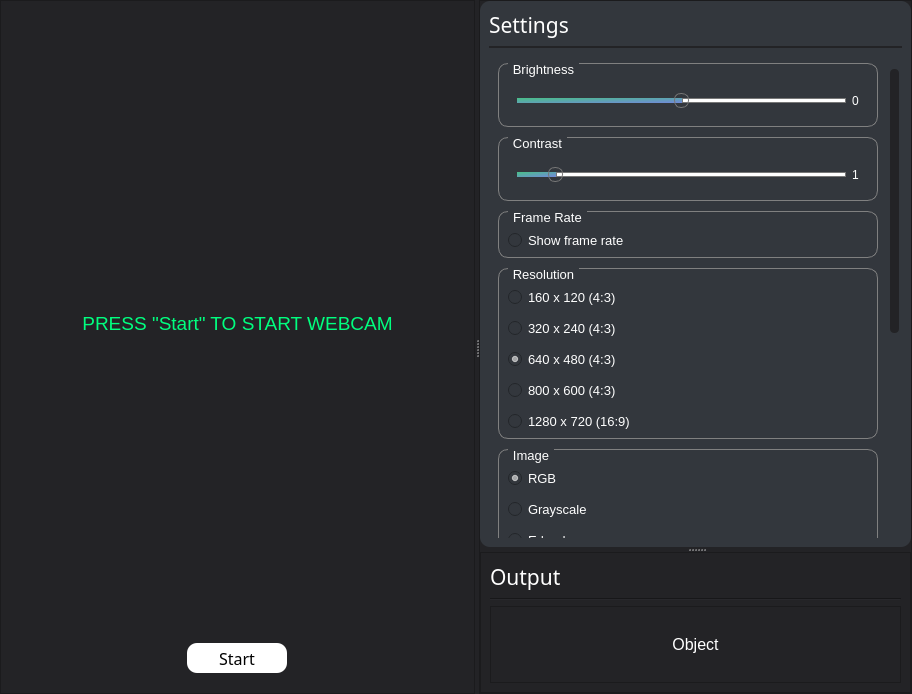
First picture: the form in GUI/ui_mainPage.ui, repository Tobias-Mauritzon/DAT067, before the edit.
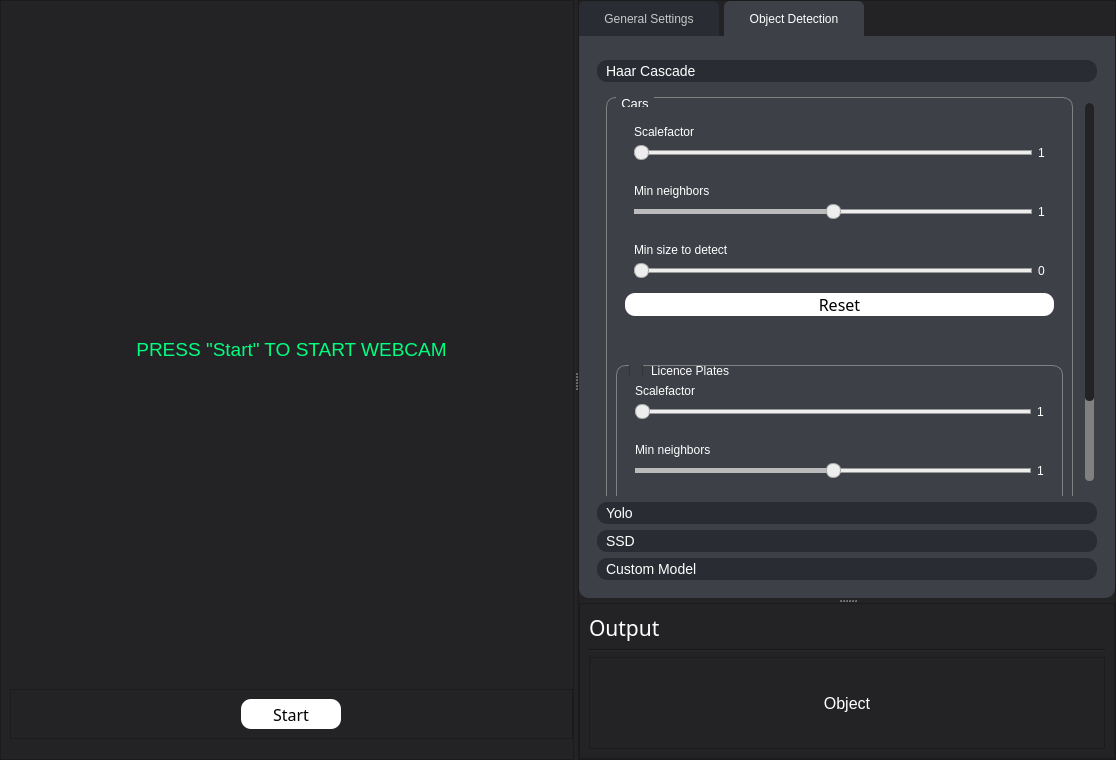
Second picture: the form after the edit. The open tabs and pages were chosen to show the change.

Commit message: delade upp settings i två delar, man kan toggla licence plates

The edit to the form file:
```diff
--- a/GUI/ui_mainPage.ui
+++ b/GUI/ui_mainPage.ui
@@ -6,8 +6,8 @@
    <rect>
     <x>0</x>
     <y>0</y>
-    <width>912</width>
-    <height>694</height>
+    <width>1116</width>
+    <height>760</height>
    </rect>
   </property>
   <property name="windowTitle">
@@ -22,6 +22,7 @@
 
 QGroupBox {
     border: 1px solid gray;
+	border-radius:10;
     margin-top: 0.5em;
 }
 
@@ -37,77 +38,6 @@
 }
 
 
-/* VERTICAL SCROLLBAR */
-QScrollBar:vertical
- {
-     background-color: red;
-     width: 15px;
-     margin: 15px 3px 15px 3px;
-     border: 1px transparent #2A2929;
-     border-radius: 4px;
- }
-
-/*  HANDLE BAR VERTICAL */
- QScrollBar::handle:vertical
- {
-     background-color: rgb(35, 35, 38);         /* Handle color */
-     min-height: 5px;
-     border-radius: 4px;
- }
-
-QScrollBar::handle:vertical:hover{	
-	background-color: #0D0D0D;
-}
-QScrollBar::handle:vertical:pressed {	
-	background-color: #0D0D0D;
-}
-
- QScrollBar::up-arrow:vertical, QScrollBar::down-arrow:vertical
- {
-     background: none;
- }
-
-
- QScrollBar::add-page:vertical, QScrollBar::sub-page:vertical
- {
-     background: none;
- }
-
-/* Disable top and bottom arrows*/
-QScrollBar::add-line:vertical {
-      border: none;
-      background: none;
-}
-
-QScrollBar::sub-line:vertical {
-      border: none;
-      background: none;
-}
-
-
-/*Slider*/
-
-
-/*
-QSlider::groove:horizontal { 
-	background-color: black;
-	border: 0px solid; 
-	height: 5px; 
-	border-radius: 4px;
-}
-
-QSlider::handle:horizontal { 
-	background-color: white; 
-	border: 2px solid; 
-	width: 10px; 
-	height: 20px; 
-	line-height: 20px; 
-	margin-top: -5px; 
-	margin-bottom: -5px; 
-	border-radius: 7px; 
-}
-*/
-
 QSlider::groove:horizontal {
 	background: white;
 	height: 5px;
@@ -172,10 +102,7 @@
 	background-color: #bcbcbc;
 }</string>
   </property>
-  <layout class="QVBoxLayout" name="verticalLayout_12">
-   <property name="spacing">
-    <number>0</number>
-   </property>
+  <layout class="QGridLayout" name="gridLayout">
    <property name="leftMargin">
     <number>0</number>
    </property>
@@ -188,7 +115,7 @@
    <property name="bottomMargin">
     <number>0</number>
    </property>
-   <item>
+   <item row="0" column="0">
     <widget class="QSplitter" name="Splitter_frame">
      <property name="styleSheet">
       <string notr="true"/>
@@ -219,6 +146,18 @@
        <enum>QFrame::Raised</enum>
       </property>
       <layout class="QVBoxLayout" name="verticalLayout">
+       <property name="spacing">
+        <number>0</number>
+       </property>
+       <property name="leftMargin">
+        <number>9</number>
+       </property>
+       <property name="topMargin">
+        <number>9</number>
+       </property>
+       <property name="rightMargin">
+        <number>0</number>
+       </property>
        <property name="bottomMargin">
         <number>20</number>
        </property>
@@ -268,6 +207,27 @@
          </property>
         </widget>
        </item>
+       <item>
+        <widget class="QFrame" name="frame_8">
+         <property name="sizePolicy">
+          <sizepolicy hsizetype="Preferred" vsizetype="Preferred">
+           <horstretch>0</horstretch>
+           <verstretch>0</verstretch>
+          </sizepolicy>
+         </property>
+         <property name="maximumSize">
+          <size>
+           <width>16777215</width>
+           <height>50</height>
+          </size>
+         </property>
+         <property name="frameShape">
+          <enum>QFrame::StyledPanel</enum>
+         </property>
+         <property name="frameShadow">
+          <enum>QFrame::Raised</enum>
+         </property>
+         <layout class="QVBoxLayout" name="verticalLayout_15">
        <item alignment="Qt::AlignHCenter">
         <widget class="QPushButton" name="Button_startCam">
          <property name="sizePolicy">
@@ -303,6 +263,9 @@
        </item>
       </layout>
      </widget>
+       </item>
+      </layout>
+     </widget>
      <widget class="QFrame" name="sidePanel">
       <property name="enabled">
        <bool>true</bool>
@@ -386,10 +349,131 @@
             <height>0</height>
            </size>
           </property>
+          <property name="autoFillBackground">
+           <bool>false</bool>
+          </property>
           <property name="styleSheet">
-           <string notr="true">background-color: rgb(51, 55, 61); 
-border-radius: 10;
+           <string notr="true">QTabWidget::pane {
+	background-color: transparent;
+}
 
+QFrame{
+	background-color:transparent; 
+	border-radius:10;
+}
+
+QTabBar::tab {
+	font-size:9pt;
+	height: 35px;
+	width: 140px;
+	background-color: rgb(61, 65, 71);
+	color: white;
+	padding: 0px;
+	border-top-left-radius: 6px;
+	border-top-right-radius: 6px;
+    margin-right:5px;
+
+}
+
+QTabBar::tab:!selected{
+	background-color: rgb(41, 45, 51);
+	color: rgb(200, 200, 200);
+}
+
+QToolBox::tab{
+	background-color: rgb(41,45,51);
+	border-radius:10px;
+	padding-left:5;
+	font-size: 14px;
+	
+}
+
+</string>
+          </property>
+          <property name="frameShape">
+           <enum>QFrame::StyledPanel</enum>
+          </property>
+          <property name="frameShadow">
+           <enum>QFrame::Raised</enum>
+          </property>
+          <property name="lineWidth">
+           <number>1</number>
+          </property>
+          <layout class="QVBoxLayout" name="verticalLayout_12">
+           <property name="spacing">
+            <number>0</number>
+           </property>
+           <property name="leftMargin">
+            <number>0</number>
+           </property>
+           <property name="topMargin">
+            <number>0</number>
+           </property>
+           <property name="rightMargin">
+            <number>0</number>
+           </property>
+           <property name="bottomMargin">
+            <number>0</number>
+           </property>
+           <item>
+            <widget class="QTabWidget" name="tabWidget">
+             <property name="minimumSize">
+              <size>
+               <width>0</width>
+               <height>0</height>
+              </size>
+             </property>
+             <property name="autoFillBackground">
+              <bool>false</bool>
+             </property>
+             <property name="styleSheet">
+              <string notr="true"/>
+             </property>
+             <property name="tabPosition">
+              <enum>QTabWidget::North</enum>
+             </property>
+             <property name="tabShape">
+              <enum>QTabWidget::Rounded</enum>
+             </property>
+             <property name="currentIndex">
+              <number>0</number>
+             </property>
+             <property name="usesScrollButtons">
+              <bool>true</bool>
+             </property>
+             <widget class="QWidget" name="tab_GeneralSettings">
+              <property name="autoFillBackground">
+               <bool>false</bool>
+              </property>
+              <attribute name="title">
+               <string>General Settings</string>
+              </attribute>
+              <layout class="QVBoxLayout" name="verticalLayout_16">
+               <property name="leftMargin">
+                <number>0</number>
+               </property>
+               <property name="topMargin">
+                <number>0</number>
+               </property>
+               <property name="rightMargin">
+                <number>0</number>
+               </property>
+               <property name="bottomMargin">
+                <number>0</number>
+               </property>
+               <item>
+                <widget class="QFrame" name="frame_9">
+                 <property name="autoFillBackground">
+                  <bool>false</bool>
+                 </property>
+                 <property name="styleSheet">
+                  <string notr="true">*{
+	background-color: rgb(61, 65, 71);
+}
+QFrame{
+	border-top-left-radius:0;
+	border-top-right-radius:0;
+}
 </string>
           </property>
           <property name="frameShape">
@@ -399,50 +483,9 @@
            <enum>QFrame::Raised</enum>
           </property>
           <layout class="QVBoxLayout" name="verticalLayout_3">
-           <property name="topMargin">
+                  <property name="leftMargin">
             <number>9</number>
            </property>
-           <item>
-            <widget class="QLabel" name="label">
-             <property name="sizePolicy">
-              <sizepolicy hsizetype="Ignored" vsizetype="Maximum">
-               <horstretch>0</horstretch>
-               <verstretch>0</verstretch>
-              </sizepolicy>
-             </property>
-             <property name="font">
-              <font>
-               <family>Rockwell</family>
-               <pointsize>16</pointsize>
-              </font>
-             </property>
-             <property name="styleSheet">
-              <string notr="true"/>
-             </property>
-             <property name="text">
-              <string>Settings</string>
-             </property>
-             <property name="alignment">
-              <set>Qt::AlignLeading|Qt::AlignLeft|Qt::AlignVCenter</set>
-             </property>
-            </widget>
-           </item>
-           <item>
-            <widget class="Line" name="line_2">
-             <property name="maximumSize">
-              <size>
-               <width>16777215</width>
-               <height>2</height>
-              </size>
-             </property>
-             <property name="styleSheet">
-              <string notr="true">background-color: rgb(35, 35, 38);</string>
-             </property>
-             <property name="orientation">
-              <enum>Qt::Horizontal</enum>
-             </property>
-            </widget>
-           </item>
            <item>
             <widget class="QScrollArea" name="scrollArea">
              <property name="sizePolicy">
@@ -467,7 +510,53 @@
               <bool>false</bool>
              </property>
              <property name="styleSheet">
-              <string notr="true"/>
+                     <string notr="true">
+/* VERTICAL SCROLLBAR */
+QScrollBar:vertical
+ {
+     background-color: gray;
+     width: 15px;
+     margin: 15px 3px 15px 3px;
+     border: 1px transparent #2A2929;
+     border-radius: 4px;
+ }
+
+/*  HANDLE BAR VERTICAL */
+ QScrollBar::handle:vertical
+ {
+     background-color: rgb(35, 35, 38);         /* Handle color */
+     min-height: 5px;
+     border-radius: 4px;
+ }
+
+QScrollBar::handle:vertical:hover{	
+	background-color: #0D0D0D;
+}
+QScrollBar::handle:vertical:pressed {	
+	background-color: #0D0D0D;
+}
+
+ QScrollBar::up-arrow:vertical, QScrollBar::down-arrow:vertical
+ {
+     background: none;
+ }
+
+
+ QScrollBar::add-page:vertical, QScrollBar::sub-page:vertical
+ {
+     background: none;
+ }
+
+/* Disable top and bottom arrows*/
+QScrollBar::add-line:vertical {
+      border: none;
+      background: none;
+}
+
+QScrollBar::sub-line:vertical {
+      border: none;
+      background: none;
+}</string>
              </property>
              <property name="verticalScrollBarPolicy">
               <enum>Qt::ScrollBarAsNeeded</enum>
@@ -485,9 +574,9 @@
               <property name="geometry">
                <rect>
                 <x>0</x>
-                <y>-362</y>
-                <width>419</width>
-                <height>851</height>
+                       <y>0</y>
+                       <width>530</width>
+                       <height>613</height>
                </rect>
               </property>
               <property name="sizePolicy">
@@ -496,6 +585,9 @@
                 <verstretch>0</verstretch>
                </sizepolicy>
               </property>
+                     <property name="styleSheet">
+                      <string notr="true"/>
+                     </property>
               <layout class="QVBoxLayout" name="verticalLayout_4">
                <item alignment="Qt::AlignTop">
                 <widget class="QFrame" name="frame_2">
@@ -1023,54 +1115,266 @@
                     </property>
                    </widget>
                   </item>
+                        </layout>
+                       </widget>
+                      </item>
+                     </layout>
+                    </widget>
+                   </widget>
+                  </item>
+                 </layout>
+                </widget>
+               </item>
+              </layout>
+             </widget>
+             <widget class="QWidget" name="tab_6">
+              <attribute name="title">
+               <string>Object Detection</string>
+              </attribute>
+              <layout class="QVBoxLayout" name="verticalLayout_20">
+               <property name="spacing">
+                <number>0</number>
+               </property>
+               <property name="leftMargin">
+                <number>0</number>
+               </property>
+               <property name="topMargin">
+                <number>0</number>
+               </property>
+               <property name="rightMargin">
+                <number>0</number>
+               </property>
+               <property name="bottomMargin">
+                <number>0</number>
+               </property>
                   <item>
-                   <widget class="QLabel" name="label_7">
-                    <property name="font">
-                     <font>
-                      <family>Rockwell</family>
-                      <pointsize>16</pointsize>
-                     </font>
+                <widget class="QFrame" name="frame_10">
+                 <property name="autoFillBackground">
+                  <bool>false</bool>
                     </property>
                     <property name="styleSheet">
-                     <string notr="true"/>
-                    </property>
-                    <property name="text">
-                     <string>Models</string>
-                    </property>
-                   </widget>
-                  </item>
+                  <string notr="true">*{
+	background-color: rgb(61, 65, 71);
+}
+QFrame{
+	border-top-left-radius:0;
+	border-top-right-radius:0;
+}
+</string>
+                 </property>
+                 <property name="frameShape">
+                  <enum>QFrame::StyledPanel</enum>
+                 </property>
+                 <property name="frameShadow">
+                  <enum>QFrame::Raised</enum>
+                 </property>
+                 <layout class="QVBoxLayout" name="verticalLayout_17">
+                  <property name="leftMargin">
+                   <number>9</number>
+                  </property>
                   <item>
-                   <widget class="Line" name="line_3">
+                   <widget class="QScrollArea" name="scrollArea_2">
+                    <property name="sizePolicy">
+                     <sizepolicy hsizetype="Expanding" vsizetype="Preferred">
+                      <horstretch>0</horstretch>
+                      <verstretch>0</verstretch>
+                     </sizepolicy>
+                    </property>
+                    <property name="minimumSize">
+                     <size>
+                      <width>0</width>
+                      <height>0</height>
+                     </size>
+                    </property>
                     <property name="maximumSize">
                      <size>
                       <width>16777215</width>
-                      <height>2</height>
+                      <height>16777215</height>
                      </size>
                     </property>
+                    <property name="autoFillBackground">
+                     <bool>false</bool>
+                    </property>
                     <property name="styleSheet">
-                     <string notr="true">background-color: rgb(35, 35, 38);</string>
+                     <string notr="true">
+/* VERTICAL SCROLLBAR */
+QScrollBar:vertical
+ {
+     background-color: gray;
+     width: 15px;
+     margin: 15px 3px 15px 3px;
+     border: 1px transparent #2A2929;
+     border-radius: 4px;
+ }
+
+/*  HANDLE BAR VERTICAL */
+ QScrollBar::handle:vertical
+ {
+     background-color: rgb(35, 35, 38);         /* Handle color */
+     min-height: 5px;
+     border-radius: 4px;
+ }
+
+QScrollBar::handle:vertical:hover{	
+	background-color: #0D0D0D;
+}
+QScrollBar::handle:vertical:pressed {	
+	background-color: #0D0D0D;
+}
+
+ QScrollBar::up-arrow:vertical, QScrollBar::down-arrow:vertical
+ {
+     background: none;
+ }
+
+
+ QScrollBar::add-page:vertical, QScrollBar::sub-page:vertical
+ {
+     background: none;
+ }
+
+/* Disable top and bottom arrows*/
+QScrollBar::add-line:vertical {
+      border: none;
+      background: none;
+}
+
+QScrollBar::sub-line:vertical {
+      border: none;
+      background: none;
+}</string>
                     </property>
-                    <property name="orientation">
-                     <enum>Qt::Horizontal</enum>
+                    <property name="verticalScrollBarPolicy">
+                     <enum>Qt::ScrollBarAsNeeded</enum>
                     </property>
+                    <property name="horizontalScrollBarPolicy">
+                     <enum>Qt::ScrollBarAlwaysOff</enum>
+                    </property>
+                    <property name="widgetResizable">
+                     <bool>true</bool>
+                    </property>
+                    <property name="alignment">
+                     <set>Qt::AlignLeading|Qt::AlignLeft|Qt::AlignTop</set>
+                    </property>
+                    <widget class="QWidget" name="scrollAreaWidgetContents_2">
+                     <property name="geometry">
+                      <rect>
+                       <x>0</x>
+                       <y>0</y>
+                       <width>545</width>
+                       <height>546</height>
+                      </rect>
+                     </property>
+                     <property name="sizePolicy">
+                      <sizepolicy hsizetype="Preferred" vsizetype="Preferred">
+                       <horstretch>0</horstretch>
+                       <verstretch>0</verstretch>
+                      </sizepolicy>
+                     </property>
+                     <property name="styleSheet">
+                      <string notr="true"/>
+                     </property>
+                     <layout class="QVBoxLayout" name="verticalLayout_18">
+                      <item alignment="Qt::AlignTop">
+                       <widget class="QFrame" name="frame_11">
+                        <property name="minimumSize">
+                         <size>
+                          <width>0</width>
+                          <height>0</height>
+                         </size>
+                        </property>
+                        <property name="maximumSize">
+                         <size>
+                          <width>16777215</width>
+                          <height>16777215</height>
+                         </size>
+                        </property>
+                        <property name="styleSheet">
+                         <string notr="true"/>
+                        </property>
+                        <property name="frameShape">
+                         <enum>QFrame::StyledPanel</enum>
+                        </property>
+                        <property name="frameShadow">
+                         <enum>QFrame::Raised</enum>
+                        </property>
+                        <layout class="QVBoxLayout" name="verticalLayout_19">
+                         <property name="spacing">
+                          <number>10</number>
+                         </property>
+                         <property name="leftMargin">
+                          <number>0</number>
+                         </property>
+                         <property name="topMargin">
+                          <number>0</number>
+                         </property>
+                         <property name="rightMargin">
+                          <number>0</number>
+                         </property>
+                         <property name="bottomMargin">
+                          <number>0</number>
+                         </property>
+                        </layout>
                    </widget>
                   </item>
                   <item>
-                   <widget class="QGroupBox" name="groupBox_HaarCascade">
-                    <property name="enabled">
-                     <bool>false</bool>
-                    </property>
-                    <property name="font">
-                     <font>
-                      <pointsize>10</pointsize>
-                     </font>
-                    </property>
-                    <property name="title">
+                       <widget class="QToolBox" name="toolBox">
+                        <property name="styleSheet">
+                         <string notr="true"/>
+                        </property>
+                        <property name="currentIndex">
+                         <number>0</number>
+                        </property>
+                        <widget class="QWidget" name="page">
+                         <property name="geometry">
+                          <rect>
+                           <x>0</x>
+                           <y>-103</y>
+                           <width>512</width>
+                           <height>569</height>
+                          </rect>
+                         </property>
+                         <attribute name="label">
                      <string>Haar Cascade</string>
-                    </property>
-                    <layout class="QVBoxLayout" name="verticalLayout_14">
+                         </attribute>
+                         <layout class="QVBoxLayout" name="verticalLayout_21">
+                          <item alignment="Qt::AlignTop">
+                           <widget class="QGroupBox" name="groupBox_HC_Cars">
+                            <property name="enabled">
+                             <bool>false</bool>
+                            </property>
+                            <property name="font">
+                             <font>
+                              <pointsize>10</pointsize>
+                             </font>
+                            </property>
+                            <property name="layoutDirection">
+                             <enum>Qt::LeftToRight</enum>
+                            </property>
+                            <property name="title">
+                             <string>Cars</string>
+                            </property>
+                            <layout class="QVBoxLayout" name="verticalLayout_25">
+                             <property name="spacing">
+                              <number>40</number>
+                             </property>
                      <item>
                       <widget class="QFrame" name="frame_5">
+                               <property name="minimumSize">
+                                <size>
+                                 <width>0</width>
+                                 <height>0</height>
+                                </size>
+                               </property>
+                               <property name="frameShape">
+                                <enum>QFrame::StyledPanel</enum>
+                               </property>
+                               <property name="frameShadow">
+                                <enum>QFrame::Raised</enum>
+                               </property>
+                               <layout class="QVBoxLayout" name="verticalLayout_22">
+                                <item>
+                                 <widget class="QFrame" name="frame_14">
                        <property name="layoutDirection">
                         <enum>Qt::RightToLeft</enum>
                        </property>
@@ -1080,9 +1384,9 @@
                        <property name="frameShadow">
                         <enum>QFrame::Raised</enum>
                        </property>
-                       <layout class="QFormLayout" name="formLayout">
-                        <item row="1" column="1">
-                         <widget class="QSlider" name="horizontalSlider_HC_ScaleFactor">
+                                  <layout class="QFormLayout" name="formLayout_8">
+                                   <item row="2" column="1">
+                                    <widget class="QSlider" name="horizontalSlider_HC_Cars_ScaleFactor">
                           <property name="layoutDirection">
                            <enum>Qt::LeftToRight</enum>
                           </property>
@@ -1109,8 +1413,8 @@
                           </property>
                          </widget>
                         </item>
-                        <item row="1" column="0">
-                         <widget class="QLabel" name="label_HC_ScaleFactor">
+                                   <item row="2" column="0">
+                                    <widget class="QLabel" name="label_HC_Cars_ScaleFactor">
                           <property name="layoutDirection">
                            <enum>Qt::RightToLeft</enum>
                           </property>
@@ -1122,8 +1426,8 @@
                           </property>
                          </widget>
                         </item>
-                        <item row="0" column="1">
-                         <widget class="QLabel" name="label_5">
+                                   <item row="1" column="1">
+                                    <widget class="QLabel" name="label_10">
                           <property name="styleSheet">
                            <string notr="true"/>
                           </property>
@@ -1136,7 +1440,7 @@
                       </widget>
                      </item>
                      <item>
-                      <widget class="QFrame" name="frame_6">
+                                 <widget class="QFrame" name="frame_15">
                        <property name="layoutDirection">
                         <enum>Qt::RightToLeft</enum>
                        </property>
@@ -1146,9 +1450,32 @@
                        <property name="frameShadow">
                         <enum>QFrame::Raised</enum>
                        </property>
-                       <layout class="QFormLayout" name="formLayout_4">
+                                  <layout class="QFormLayout" name="formLayout_9">
+                                   <item row="0" column="1">
+                                    <widget class="QLabel" name="label_11">
+                                     <property name="styleSheet">
+                                      <string notr="true"/>
+                                     </property>
+                                     <property name="text">
+                                      <string>Min neighbors</string>
+                                     </property>
+                                    </widget>
+                                   </item>
+                                   <item row="1" column="0">
+                                    <widget class="QLabel" name="label_HC_Cars_MinNeighbors">
+                                     <property name="layoutDirection">
+                                      <enum>Qt::RightToLeft</enum>
+                                     </property>
+                                     <property name="styleSheet">
+                                      <string notr="true"/>
+                                     </property>
+                                     <property name="text">
+                                      <string>1</string>
+                                     </property>
+                                    </widget>
+                                   </item>
                         <item row="1" column="1">
-                         <widget class="QSlider" name="horizontalSlider_HC_MinNeighbors">
+                                    <widget class="QSlider" name="horizontalSlider_HC_Cars_MinNeighbors">
                           <property name="layoutDirection">
                            <enum>Qt::LeftToRight</enum>
                           </property>
@@ -1166,8 +1493,51 @@
                           </property>
                          </widget>
                         </item>
+                                  </layout>
+                                 </widget>
+                                </item>
+                                <item>
+                                 <widget class="QFrame" name="frame_16">
+                                  <property name="layoutDirection">
+                                   <enum>Qt::RightToLeft</enum>
+                                  </property>
+                                  <property name="frameShape">
+                                   <enum>QFrame::StyledPanel</enum>
+                                  </property>
+                                  <property name="frameShadow">
+                                   <enum>QFrame::Raised</enum>
+                                  </property>
+                                  <layout class="QFormLayout" name="formLayout_10">
+                                   <item row="1" column="1">
+                                    <widget class="QSlider" name="horizontalSlider_HC_Cars_MinSize">
+                                     <property name="layoutDirection">
+                                      <enum>Qt::LeftToRight</enum>
+                                     </property>
+                                     <property name="minimum">
+                                      <number>0</number>
+                                     </property>
+                                     <property name="maximum">
+                                      <number>400</number>
+                                     </property>
+                                     <property name="singleStep">
+                                      <number>10</number>
+                                     </property>
+                                     <property name="pageStep">
+                                      <number>10</number>
+                                     </property>
+                                     <property name="value">
+                                      <number>0</number>
+                                     </property>
+                                     <property name="orientation">
+                                      <enum>Qt::Horizontal</enum>
+                                     </property>
+                                     <property name="tickPosition">
+                                      <enum>QSlider::NoTicks</enum>
+                                     </property>
+                                    </widget>
+                                   </item>
                         <item row="1" column="0">
-                         <widget class="QLabel" name="label_HC_MinNeighbors">
+                                    <widget class="QLabel" name="label_HC_Cars_MinSize">
                           <property name="layoutDirection">
                            <enum>Qt::RightToLeft</enum>
                           </property>
@@ -1175,12 +1545,144 @@
                            <string notr="true"/>
                           </property>
                           <property name="text">
+                                      <string>0</string>
+                                     </property>
+                                    </widget>
+                                   </item>
+                                   <item row="0" column="1">
+                                    <widget class="QLabel" name="label_12">
+                                     <property name="styleSheet">
+                                      <string notr="true"/>
+                                     </property>
+                                     <property name="text">
+                                      <string>Min size to detect</string>
+                                     </property>
+                                    </widget>
+                                   </item>
+                                  </layout>
+                                 </widget>
+                                </item>
+                                <item>
+                                 <widget class="QPushButton" name="Button_HC_Cars_Reset">
+                                  <property name="font">
+                                   <font>
+                                    <family>Rockwell</family>
+                                    <pointsize>12</pointsize>
+                                   </font>
+                                  </property>
+                                  <property name="styleSheet">
+                                   <string notr="true">/*Buttons*/
+
+QPushButton{
+	background-color: white;
+	color: black;
+	border-radius: 10;
+}
+
+QPushButton:pressed {	
+	background-color: #bcbcbc;
+}</string>
+                                  </property>
+                                  <property name="text">
+                                   <string>Reset</string>
+                                  </property>
+                                 </widget>
+                                </item>
+                               </layout>
+                              </widget>
+                             </item>
+                             <item>
+                              <widget class="QGroupBox" name="groupBox_HC_LicencePlates">
+                               <property name="title">
+                                <string>Licence Plates</string>
+                               </property>
+                               <property name="checkable">
+                                <bool>true</bool>
+                               </property>
+                               <property name="checked">
+                                <bool>false</bool>
+                               </property>
+                               <layout class="QVBoxLayout" name="verticalLayout_14">
+                                <item>
+                                 <widget class="QFrame" name="frame_17">
+                                  <property name="layoutDirection">
+                                   <enum>Qt::RightToLeft</enum>
+                                  </property>
+                                  <property name="frameShape">
+                                   <enum>QFrame::StyledPanel</enum>
+                                  </property>
+                                  <property name="frameShadow">
+                                   <enum>QFrame::Raised</enum>
+                                  </property>
+                                  <layout class="QFormLayout" name="formLayout_11">
+                                   <item row="2" column="1">
+                                    <widget class="QSlider" name="horizontalSlider_HC_LicencePlates_ScaleFactor">
+                                     <property name="layoutDirection">
+                                      <enum>Qt::LeftToRight</enum>
+                                     </property>
+                                     <property name="minimum">
+                                      <number>105</number>
+                                     </property>
+                                     <property name="maximum">
+                                      <number>400</number>
+                                     </property>
+                                     <property name="singleStep">
+                                      <number>5</number>
+                                     </property>
+                                     <property name="pageStep">
+                                      <number>5</number>
+                                     </property>
+                                     <property name="value">
+                                      <number>105</number>
+                                     </property>
+                                     <property name="orientation">
+                                      <enum>Qt::Horizontal</enum>
+                                     </property>
+                                     <property name="tickPosition">
+                                      <enum>QSlider::NoTicks</enum>
+                                     </property>
+                                    </widget>
+                                   </item>
+                                   <item row="2" column="0">
+                                    <widget class="QLabel" name="label_HC_LicencePlates_ScaleFactor">
+                                     <property name="layoutDirection">
+                                      <enum>Qt::RightToLeft</enum>
+                                     </property>
+                                     <property name="styleSheet">
+                                      <string notr="true"/>
+                                     </property>
+                                     <property name="text">
                            <string>1</string>
                           </property>
                          </widget>
                         </item>
+                                   <item row="1" column="1">
+                                    <widget class="QLabel" name="label_13">
+                                     <property name="styleSheet">
+                                      <string notr="true"/>
+                                     </property>
+                                     <property name="text">
+                                      <string>Scalefactor</string>
+                                     </property>
+                                    </widget>
+                                   </item>
+                                  </layout>
+                                 </widget>
+                                </item>
+                                <item>
+                                 <widget class="QFrame" name="frame_18">
+                                  <property name="layoutDirection">
+                                   <enum>Qt::RightToLeft</enum>
+                                  </property>
+                                  <property name="frameShape">
+                                   <enum>QFrame::StyledPanel</enum>
+                                  </property>
+                                  <property name="frameShadow">
+                                   <enum>QFrame::Raised</enum>
+                                  </property>
+                                  <layout class="QFormLayout" name="formLayout_12">
                         <item row="0" column="1">
-                         <widget class="QLabel" name="label_6">
+                                    <widget class="QLabel" name="label_14">
                           <property name="styleSheet">
                            <string notr="true"/>
                           </property>
@@ -1189,6 +1691,38 @@
                           </property>
                          </widget>
                         </item>
+                                   <item row="1" column="0">
+                                    <widget class="QLabel" name="label_HC_LicencePlates_MinNeighbors">
+                                     <property name="layoutDirection">
+                                      <enum>Qt::RightToLeft</enum>
+                                     </property>
+                                     <property name="styleSheet">
+                                      <string notr="true"/>
+                                     </property>
+                                     <property name="text">
+                                      <string>1</string>
+                                     </property>
+                                    </widget>
+                                   </item>
+                                   <item row="1" column="1">
+                                    <widget class="QSlider" name="horizontalSlider_HC_LicencePlates_MinNeighbors">
+                                     <property name="layoutDirection">
+                                      <enum>Qt::LeftToRight</enum>
+                                     </property>
+                                     <property name="maximum">
+                                      <number>10</number>
+                                     </property>
+                                     <property name="value">
+                                      <number>5</number>
+                                     </property>
+                                     <property name="sliderPosition">
+                                      <number>5</number>
+                                     </property>
+                                     <property name="orientation">
+                                      <enum>Qt::Horizontal</enum>
+                                     </property>
+                                    </widget>
+                                   </item>
                        </layout>
                       </widget>
                      </item>
@@ -1285,6 +1819,40 @@
                       </widget>
                      </item>
                     </layout>
+                              </widget>
+                             </item>
+                            </layout>
+                           </widget>
+                          </item>
+                         </layout>
+                        </widget>
+                        <widget class="QWidget" name="page_2">
+                         <property name="geometry">
+                          <rect>
+                           <x>0</x>
+                           <y>0</y>
+                           <width>527</width>
+                           <height>402</height>
+                          </rect>
+                         </property>
+                         <attribute name="label">
+                          <string>Yolo</string>
+                         </attribute>
+                        </widget>
+                        <widget class="QWidget" name="page_3">
+                         <attribute name="label">
+                          <string>SSD</string>
+                         </attribute>
+                        </widget>
+                        <widget class="QWidget" name="page_4">
+                         <attribute name="label">
+                          <string>Custom Model</string>
+                         </attribute>
+                        </widget>
+                       </widget>
+                      </item>
+                     </layout>
+                    </widget>
                    </widget>
                   </item>
                  </layout>
```
Left out of the diff: 14 changed lines with no effect on the pictures. Lines whose indentation alone changed are shown as unchanged. The commit also changes 20 other files.
